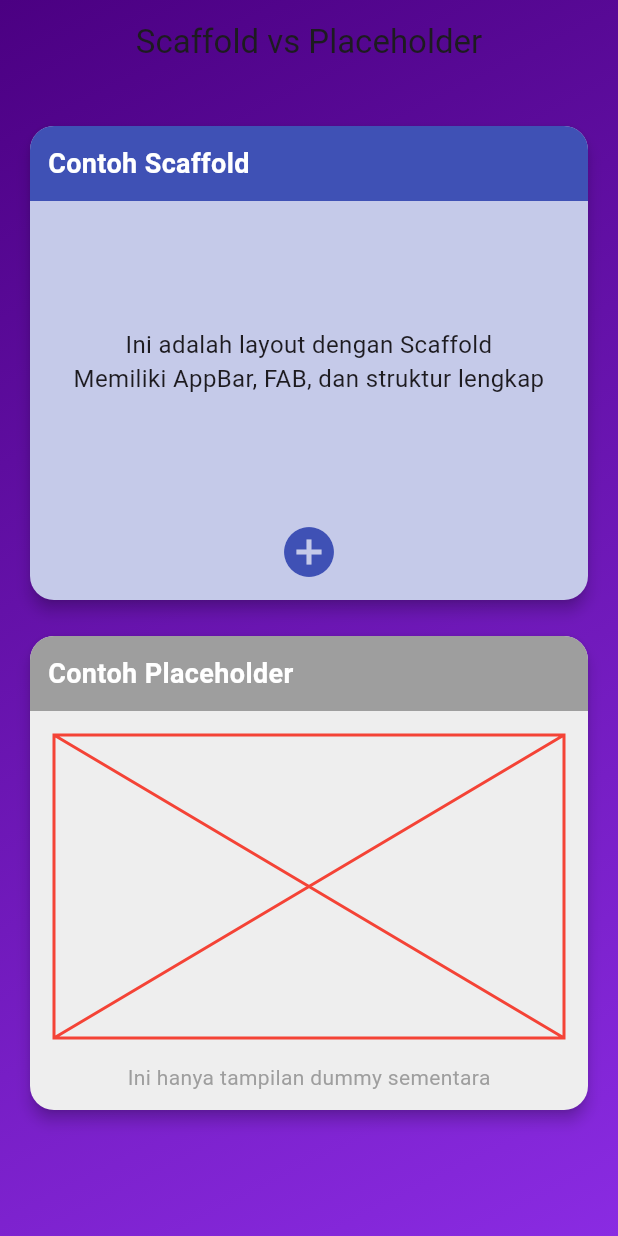
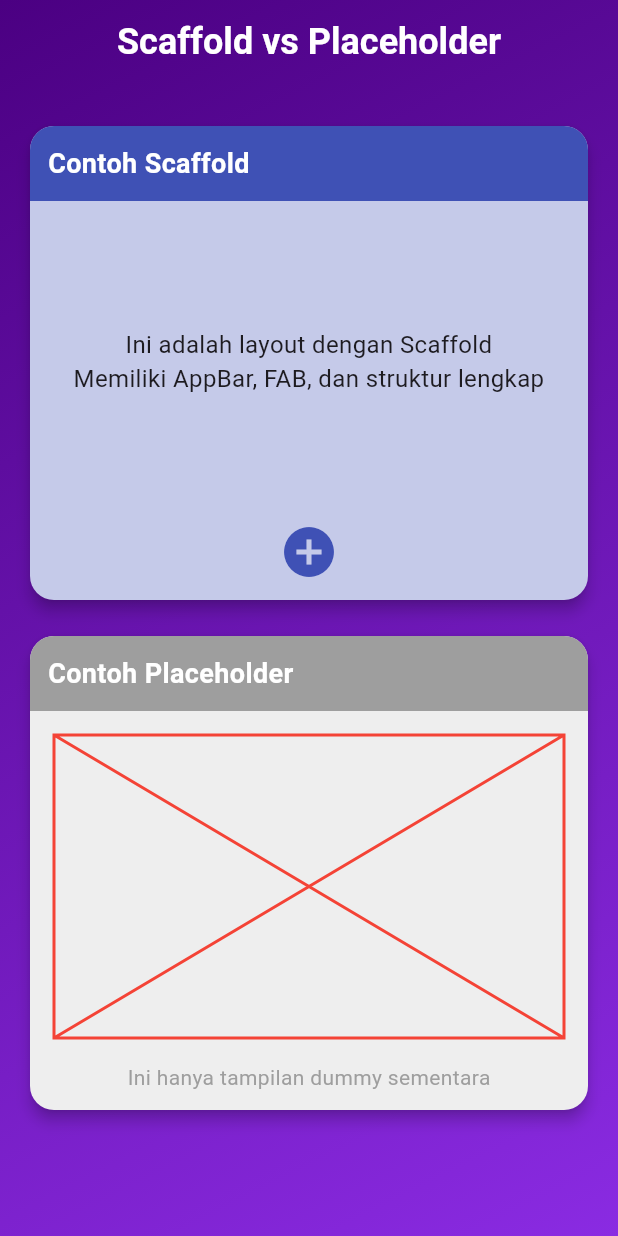
Before and after one commit to OrewaKimi/flutter_scaffold_vs_placeholder, a Flutter app: the screen it shows after launch, on a phone screen of 412 x 824 dp. Run offline on Flutter 3.47's test engine with Material 3 defaults, Android fonts, the phone set to English and light mode, and no system bars.

Commit message:
update Text Design Scaffold vs Placeholder

```diff
--- a/lib/main.dart
+++ b/lib/main.dart
@@ -33,7 +33,12 @@
     return Scaffold(
       extendBodyBehindAppBar: true,
       appBar: AppBar(
-        title: const Text("Scaffold vs Placeholder"),
+        title: const Text("Scaffold vs Placeholder",
+            style: TextStyle(
+              fontSize: 24,
+              color: Colors.white,
+              fontWeight: FontWeight.bold,
+            )),
         centerTitle: true,
         backgroundColor: Colors.transparent,
         elevation: 0,
```
